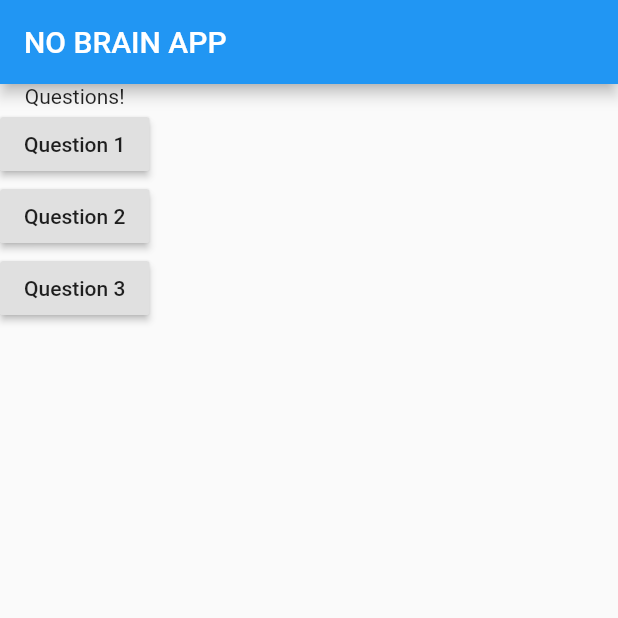
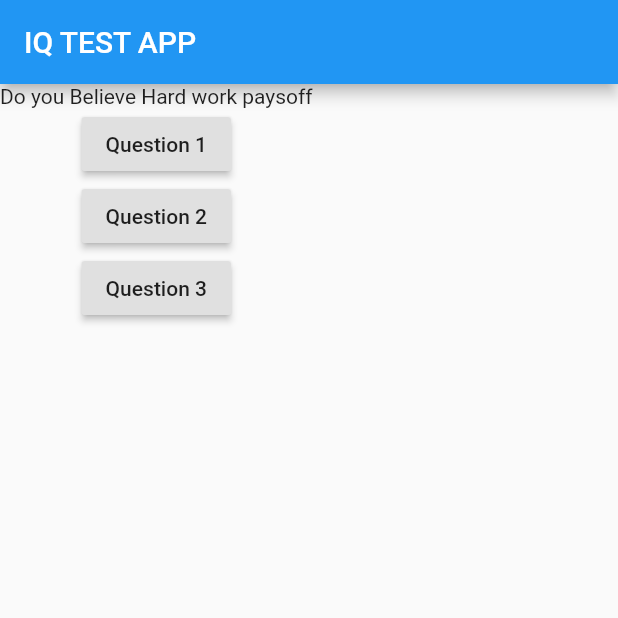
Before and after one commit to twizelissa/Mobile-Development, a Flutter app: the screen it shows after launch, after a tap on "Question 1", on a phone screen of 412 x 824 dp, the top half of it. Run offline on Flutter 3.47's test engine with Material 2 defaults, Android fonts, the phone set to English and light mode, and no system bars.

```diff
--- a/lib/main.dart
+++ b/lib/main.dart
@@ -1,28 +1,59 @@
+// ignore_for_file: deprecated_member_use
+
 import 'package:flutter/material.dart';
 
 void main() => runApp(MyFirstApp());
 
-class MyFirstApp extends StatelessWidget {
+class MyFirstApp extends StatefulWidget {
+  //connecting generic class with statful class
+  @override
+  State<StatefulWidget> createState() {
+    // TODO: implement createState
+    return MyFirstAppState();
+  }
+}
+
+//state is generic class
+class MyFirstAppState extends State<MyFirstApp> {
+  var quetionIndex = 0;
   void answerQuestion() {
-    print('Quetions answered');
+    setState(() {
+      quetionIndex = quetionIndex + 1;
+    });
+    print(quetionIndex);
   }
 
   @override
   Widget build(BuildContext context) {
-    var questions = ['What\'s Your Favorite Food', 'What\'s Your blood DNA'];
+    var questions = [
+      'Do you love Reading',
+      'Do you Believe Hard work paysoff',
+      'What is your favorite food',
+      'What do you do in your free time',
+      'Do you care Improvement of other',
+      'Did you sometime think that you fucked off',
+      'If yes in previous question when'
+    ];
     return MaterialApp(
       home: Scaffold(
         appBar: AppBar(
           title: Text(
-            'NO BRAIN APP',
+            'IQ TEST APP',
           ),
         ),
         body: Column(
           children: [
-            Text('Questions!'),
+            Text(questions[quetionIndex]),
             RaisedButton(child: Text('Question 1'), onPressed: answerQuestion),
-            RaisedButton(child: Text('Question 2'), onPressed: answerQuestion),
-            RaisedButton(child: Text('Question 3'), onPressed: answerQuestion),
+            RaisedButton(
+                child: Text('Question 2'),
+                onPressed: () => print('Question 2 answered')),
+            RaisedButton(
+              child: Text('Question 3'),
+              onPressed: () {
+                print("Question 3 answered");
+              },
+            ),
           ],
         ),
       ),
```
